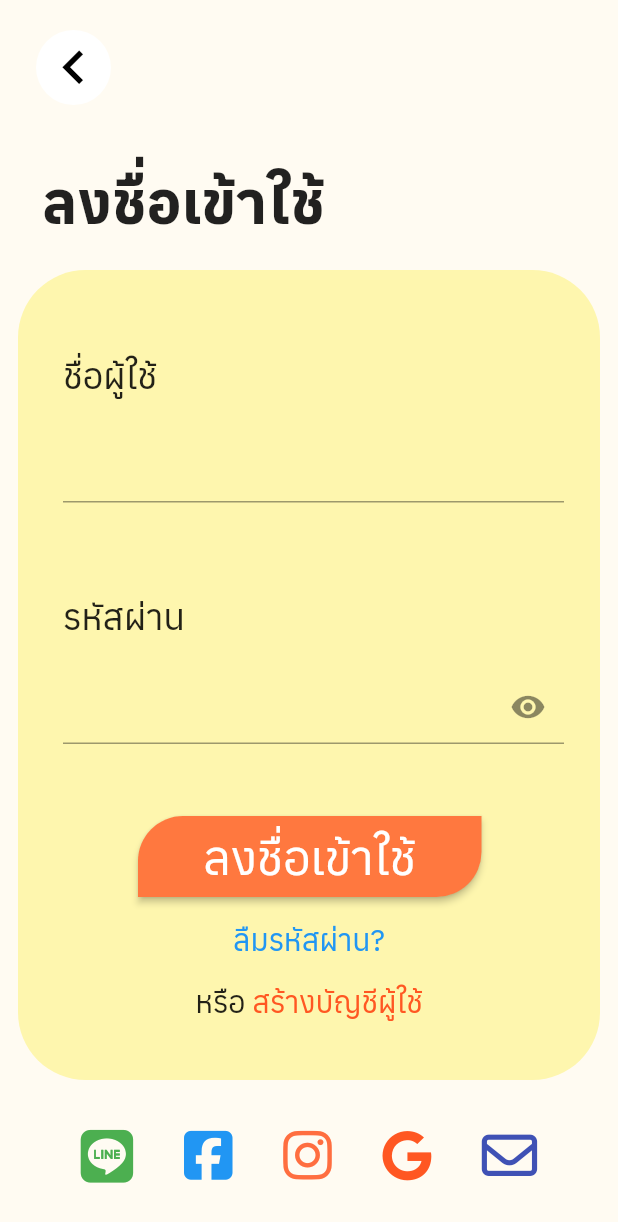
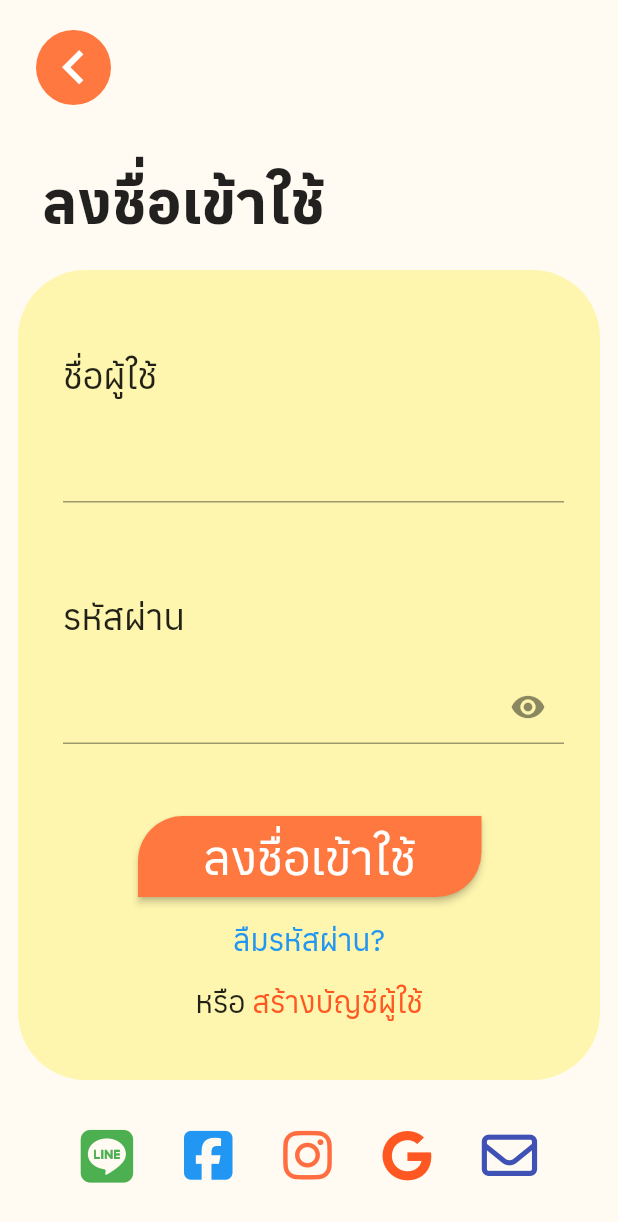
Before and after one commit to AINutritionProject/KinDeeUDee, a Flutter app: the LoginPage screen opened directly, on a phone screen of 412 x 824 dp. Shown: the top 1222 px of the screen. Run offline on Flutter 3.47's test engine with Material 2 defaults, Android fonts, the phone set to English and light mode, and no system bars; our stand-ins replace camera, cloud_firestore, csv, dotted_border, email_validator, firebase_auth and 7 more; accounts and stored records are empty; project files that could hold a hidden picture were left out.

```diff
--- a/lib/pages/login.dart
+++ b/lib/pages/login.dart
@@ -176,9 +176,12 @@ class _LoginPageState extends State<LoginPage> {
             crossAxisAlignment: CrossAxisAlignment.start,
             mainAxisAlignment: MainAxisAlignment.center,
             children: [
-              Padding(
-                padding: const EdgeInsets.only(left: 24, top: 20),
-                child: ButtonBack(),
+              const Padding(
+                padding: EdgeInsets.only(left: 24, top: 20),
+                child: ButtonBack(
+                  colorCircle: Color(0xFFFF783F),
+                  color: Colors.white,
+                ),
               ),
               const Padding(
                 padding: EdgeInsets.only(top: 38, left: 28),
```
